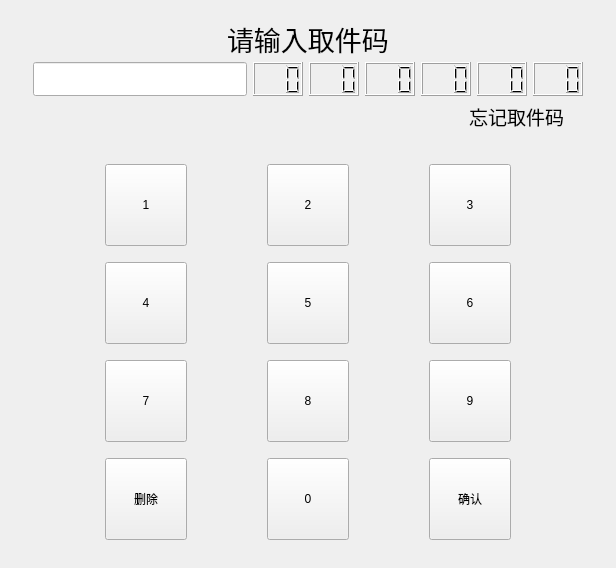
This is QtControl/NumKeyBoard.ui in zhichao281/QtControlCenter as Qt 5 draws it before an edit. The edited form follows.
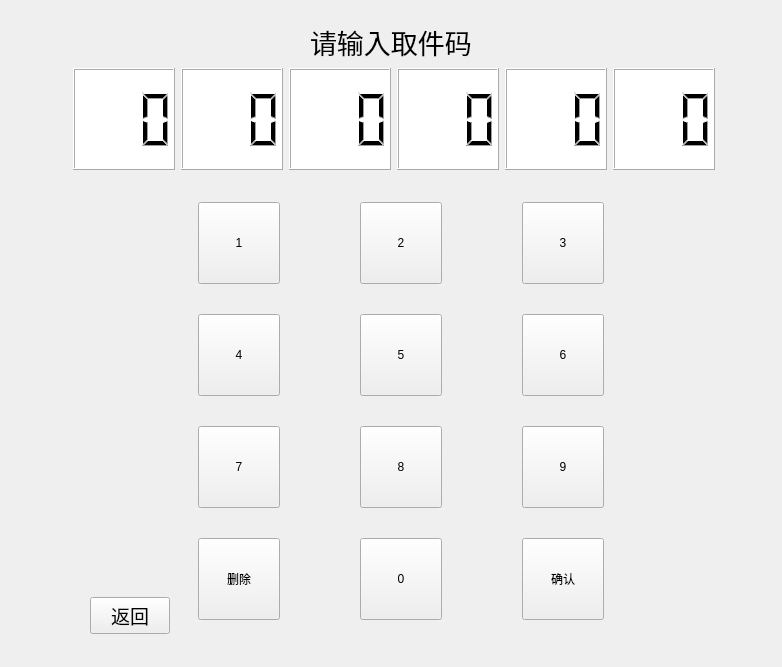
This is the edited form. Icons and pictures are not drawn.

The edit to the form file:
```diff
--- a/QtControl/NumKeyBoard.ui
+++ b/QtControl/NumKeyBoard.ui
@@ -6,10 +6,16 @@
    <rect>
     <x>0</x>
     <y>0</y>
-    <width>616</width>
-    <height>568</height>
+    <width>782</width>
+    <height>667</height>
    </rect>
   </property>
+  <property name="minimumSize">
+   <size>
+    <width>0</width>
+    <height>0</height>
+   </size>
+  </property>
   <property name="windowTitle">
    <string>NumKeyBoard</string>
   </property>
@@ -26,7 +32,17 @@
 max-height:80px;
 max-width:80px;
 	font: 20pt &quot;微软雅黑&quot;;
-}</string>
+}
+QLCDNumber
+{
+min-height:100px;
+min-width:100px;
+max-height:100px;
+max-width:100px;
+font: 20pt &quot;微软雅黑&quot;;
+background-color: rgb(255, 255, 255);
+}
+</string>
   </property>
   <layout class="QVBoxLayout" name="verticalLayout">
    <property name="spacing">
@@ -101,6 +117,12 @@
         </item>
         <item>
          <widget class="QLineEdit" name="display">
+          <property name="maximumSize">
+           <size>
+            <width>0</width>
+            <height>0</height>
+           </size>
+          </property>
           <property name="font">
            <font>
             <family>Agency FB</family>
@@ -118,13 +140,16 @@
          <widget class="QLCDNumber" name="lcdNumber_1">
           <property name="minimumSize">
            <size>
-            <width>50</width>
-            <height>0</height>
+            <width>102</width>
+            <height>102</height>
            </size>
           </property>
           <property name="layoutDirection">
            <enum>Qt::LeftToRight</enum>
           </property>
+          <property name="styleSheet">
+           <string notr="true">background-color: rgb(255, 255, 255);</string>
+          </property>
           <property name="digitCount">
            <number>3</number>
           </property>
@@ -143,8 +168,8 @@
          <widget class="QLCDNumber" name="lcdNumber_2">
           <property name="minimumSize">
            <size>
-            <width>50</width>
-            <height>0</height>
+            <width>102</width>
+            <height>102</height>
            </size>
           </property>
           <property name="digitCount">
@@ -156,8 +181,8 @@
          <widget class="QLCDNumber" name="lcdNumber_3">
           <property name="minimumSize">
            <size>
-            <width>50</width>
-            <height>0</height>
+            <width>102</width>
+            <height>102</height>
            </size>
           </property>
           <property name="digitCount">
@@ -172,8 +197,8 @@
          <widget class="QLCDNumber" name="lcdNumber_4">
           <property name="minimumSize">
            <size>
-            <width>50</width>
-            <height>0</height>
+            <width>102</width>
+            <height>102</height>
            </size>
           </property>
           <property name="digitCount">
@@ -185,8 +210,8 @@
          <widget class="QLCDNumber" name="lcdNumber_5">
           <property name="minimumSize">
            <size>
-            <width>50</width>
-            <height>0</height>
+            <width>102</width>
+            <height>102</height>
            </size>
           </property>
           <property name="digitCount">
@@ -198,8 +223,8 @@
          <widget class="QLCDNumber" name="lcdNumber_6">
           <property name="minimumSize">
            <size>
-            <width>50</width>
-            <height>0</height>
+            <width>102</width>
+            <height>102</height>
            </size>
           </property>
           <property name="digitCount">
@@ -222,39 +247,6 @@
         </item>
        </layout>
       </item>
-      <item>
-       <layout class="QHBoxLayout" name="horizontalLayout_4">
-        <property name="rightMargin">
-         <number>30</number>
-        </property>
-        <item>
-         <spacer name="horizontalSpacer_4">
-          <property name="orientation">
-           <enum>Qt::Horizontal</enum>
-          </property>
-          <property name="sizeHint" stdset="0">
-           <size>
-            <width>40</width>
-            <height>20</height>
-           </size>
-          </property>
-         </spacer>
-        </item>
-        <item>
-         <widget class="QLabel" name="label_2">
-          <property name="font">
-           <font>
-            <family>微软雅黑</family>
-            <pointsize>14</pointsize>
-           </font>
-          </property>
-          <property name="text">
-           <string>忘记取件码</string>
-          </property>
-         </widget>
-        </item>
-       </layout>
-      </item>
      </layout>
     </widget>
    </item>
@@ -280,9 +272,53 @@
         </property>
        </spacer>
       </item>
+      <item>
+       <widget class="QWidget" name="widget_2" native="true">
+        <property name="minimumSize">
+         <size>
+          <width>0</width>
+          <height>0</height>
+         </size>
+        </property>
+        <layout class="QVBoxLayout" name="verticalLayout_3">
+         <item>
+          <spacer name="verticalSpacer">
+           <property name="orientation">
+            <enum>Qt::Vertical</enum>
+           </property>
+           <property name="sizeHint" stdset="0">
+            <size>
+             <width>20</width>
+             <height>416</height>
+            </size>
+           </property>
+          </spacer>
+         </item>
+         <item>
+          <widget class="QPushButton" name="btn_back">
+           <property name="font">
+            <font>
+             <family>微软雅黑</family>
+             <pointsize>14</pointsize>
+            </font>
+           </property>
+           <property name="styleSheet">
+            <string notr="true"/>
+           </property>
+           <property name="text">
+            <string>返回</string>
+           </property>
+          </widget>
+         </item>
+        </layout>
+       </widget>
+      </item>
       <item>
        <widget class="QWidget" name="widget" native="true">
         <layout class="QGridLayout" name="gridLayout">
+         <property name="rightMargin">
+          <number>100</number>
+         </property>
          <property name="horizontalSpacing">
           <number>80</number>
          </property>
```
Left out of the diff: 2 changed lines with no effect on the pictures.
